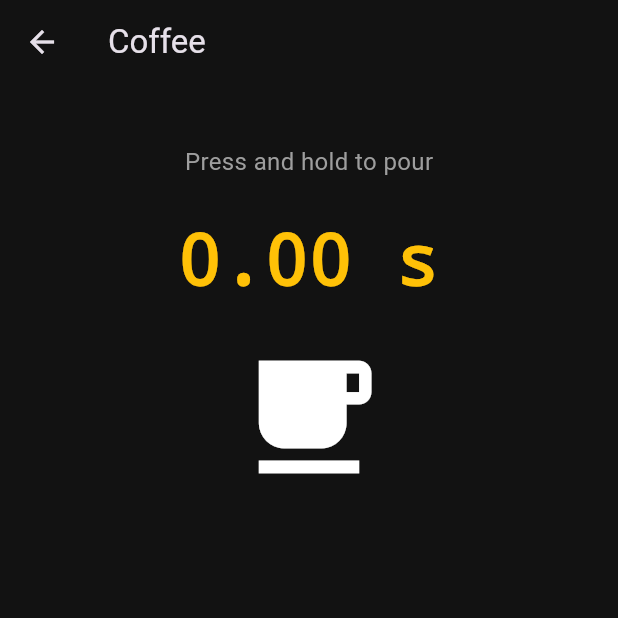
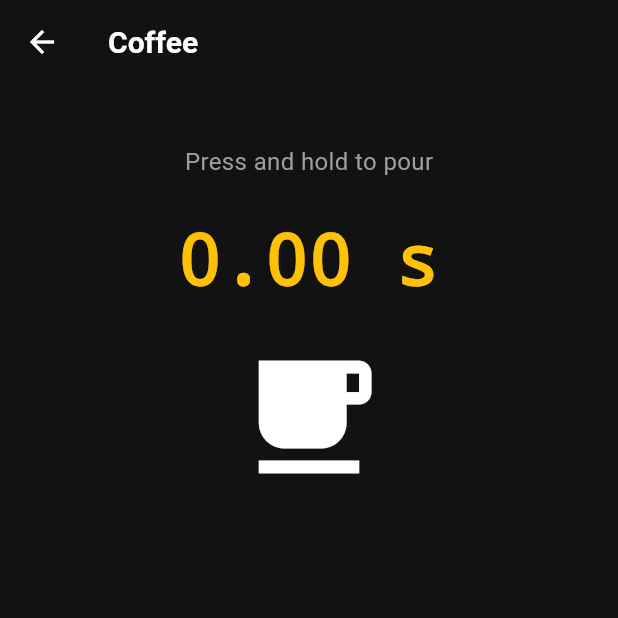
Before and after one commit to AndreyAFd/Yardy, a Flutter app: the screen it shows after launch, after a tap on "Start", on a phone screen of 412 x 824 dp, the top half of it. Run offline on Flutter 3.47's test engine with Material 3 defaults, Android fonts, the phone set to English and light mode, and no system bars.

Commit message:
feat: add individual icon colors and theme support

```diff
--- a/lib/action_card.dart
+++ b/lib/action_card.dart
@@ -22,7 +22,7 @@ class ActionCard extends StatelessWidget {
       ),
       child: Row(
         children: [
-          Icon(icon, size: 40, color: const Color.fromARGB(255, 100, 181, 246)),
+          Icon(icon, size: 40, color: const Color.fromARGB(255, 227, 4, 231)),
           const SizedBox(width: 16),
           Expanded(
             child: Text(
--- a/lib/main.dart
+++ b/lib/main.dart
@@ -1,5 +1,7 @@
 import 'dart:async';
 import 'package:flutter/material.dart';
+
+final ValueNotifier<ThemeMode> themeNotifier = ValueNotifier(ThemeMode.dark);
 
 void main() {
   runApp(const YardyApp());
@@ -10,73 +12,157 @@ class YardyApp extends StatelessWidget {
 
   @override
   Widget build(BuildContext context) {
-    return MaterialApp(
-      title: 'Yardy',
-      debugShowCheckedModeBanner: false,
-      theme: ThemeData.dark().copyWith(
-        scaffoldBackgroundColor: const Color(0xff121212),
-      ),
-      home: const HomeScreen(),
+    return ValueListenableBuilder<ThemeMode>(
+      valueListenable: themeNotifier,
+      builder: (_, ThemeMode currentMode, __) {
+        return MaterialApp(
+          title: 'Yardy',
+          debugShowCheckedModeBanner: false,
+          themeMode: currentMode,
+          theme: ThemeData(
+            useMaterial3: true,
+            brightness: Brightness.light,
+            scaffoldBackgroundColor: const Color(0xFFF5F5F5),
+            appBarTheme: const AppBarTheme(
+              backgroundColor: Colors.transparent,
+              elevation: 0,
+              iconTheme: IconThemeData(color: Colors.black),
+              titleTextStyle: TextStyle(
+                color: Colors.black,
+                fontSize: 20,
+                fontWeight: FontWeight.bold,
+              ),
+            ),
+          ),
+          darkTheme: ThemeData(
+            useMaterial3: true,
+            brightness: Brightness.dark,
+            scaffoldBackgroundColor: const Color(0xFF121212),
+            appBarTheme: const AppBarTheme(
+              backgroundColor: Colors.transparent,
+              elevation: 0,
+              iconTheme: IconThemeData(color: Colors.white),
+              titleTextStyle: TextStyle(
+                color: Colors.white,
+                fontSize: 20,
+                fontWeight: FontWeight.bold,
+              ),
+            ),
+          ),
+          home: const HomeScreen(),
+        );
+      },
     );
   }
 }
 
-// --- ПЕРВЫЙ ЭКРАН (START) ---
 class HomeScreen extends StatelessWidget {
   const HomeScreen({super.key});
+
+  void _showThemeDialog(BuildContext context) {
+    showDialog(
+      context: context,
+      builder: (BuildContext context) {
+        return AlertDialog(
+          title: const Text('Select Theme'),
+          content: Column(
+            mainAxisSize: MainAxisSize.min,
+            children: [
+              ListTile(
+                title: const Text('Dark Mode'),
+                leading: const Icon(Icons.dark_mode),
+                onTap: () {
+                  themeNotifier.value = ThemeMode.dark;
+                  Navigator.pop(context);
+                },
+              ),
+              ListTile(
+                title: const Text('Light Mode'),
+                leading: const Icon(Icons.light_mode),
+                onTap: () {
+                  themeNotifier.value = ThemeMode.light;
+                  Navigator.pop(context);
+                },
+              ),
+            ],
+          ),
+        );
+      },
+    );
+  }
 
   @override
   Widget build(BuildContext context) {
     return Scaffold(
       appBar: AppBar(
-        title: const Text('Yardy', style: TextStyle(fontWeight: FontWeight.bold)),
-        backgroundColor: Colors.transparent,
-        elevation: 0,
+        title: const Text('Yardy'),
+        actions: [
+          IconButton(
+            icon: const Icon(Icons.settings),
+            onPressed: () => _showThemeDialog(context),
+          ),
+        ],
       ),
       body: SingleChildScrollView(
         child: Padding(
           padding: const EdgeInsets.all(16.0),
           child: Column(
-            mainAxisAlignment: MainAxisAlignment.start, // Все блоки строго сверху
+            mainAxisAlignment: MainAxisAlignment.start,
             children: [
               const SizedBox(height: 8),
-              // Блок 1: Кофе
               ActionCard(
                 title: 'Coffee',
                 icon: Icons.local_cafe,
-                iconColor: Colors.white,
+                iconColorDark: const Color(0xFFFFFFFF),
+                iconColorLight: const Color(0xFF8D6E63),
                 onStartPressed: () {
-                  Navigator.push(context, MaterialPageRoute(builder: (context) => const CoffeeScreen()));
+                  Navigator.push(
+                    context,
+                    MaterialPageRoute(
+                        builder: (context) => const CoffeeScreen()),
+                  );
                 },
               ),
               const SizedBox(height: 16),
-              // Блок 2: Мангал
               ActionCard(
                 title: 'BBQ Grill',
                 icon: Icons.outdoor_grill,
-                iconColor: Colors.orangeAccent,
+                iconColorDark: const Color(0xFFFFB74D),
+                iconColorLight: const Color(0xFFE65100),
                 onStartPressed: () {
-                  Navigator.push(context, MaterialPageRoute(builder: (context) => const GrillScreen()));
+                  Navigator.push(
+                    context,
+                    MaterialPageRoute(
+                        builder: (context) => const GrillScreen()),
+                  );
                 },
               ),
               const SizedBox(height: 16),
-              // Блок 3: Вода
               ActionCard(
                 title: 'Water',
                 icon: Icons.water_drop,
-                iconColor: Colors.blue,
+                iconColorDark: const Color(0xFF4FC3F7),
+                iconColorLight: const Color(0xFF0288D1),
                 onStartPressed: () {
-                  Navigator.push(context, MaterialPageRoute(builder: (context) => const WaterScreen()));
+                  Navigator.push(
+                    context,
+                    MaterialPageRoute(
+                        builder: (context) => const WaterScreen()),
+                  );
                 },
               ),
               const SizedBox(height: 16),
-              // Блок 4: Milkshake
               ActionCard(
                 title: 'Milkshake',
                 icon: Icons.local_bar,
-                iconColor: const Color(0xFFFFC0CB),
+                iconColorDark: const Color(0xFFFFC0CB),
+                iconColorLight: const Color(0xFFC2185B),
                 onStartPressed: () {
-                  Navigator.push(context, MaterialPageRoute(builder: (context) => const MilkshakeScreen()));
+                  Navigator.push(
+                    context,
+                    MaterialPageRoute(
+                        builder: (context) => const MilkshakeScreen()),
+                  );
                 },
               ),
             ],
@@ -87,40 +173,68 @@ class HomeScreen extends StatelessWidget {
   }
 }
 
-// Компонент карточки на главном экране
 class ActionCard extends StatelessWidget {
   final String title;
   final IconData icon;
-  final Color iconColor;
+  final Color iconColorDark;
+  final Color iconColorLight;
   final VoidCallback onStartPressed;
 
   const ActionCard({
     super.key,
     required this.title,
     required this.icon,
-    required this.iconColor,
+    required this.iconColorDark,
+    required this.iconColorLight,
     required this.onStartPressed,
   });
 
   @override
   Widget build(BuildContext context) {
+    final isDark = Theme.of(context).brightness == Brightness.dark;
+
     return Container(
       padding: const EdgeInsets.all(16),
       decoration: BoxDecoration(
-        color: const Color(0xFF1E1E1E),
+        color: isDark ? const Color(0xFF1E1E1E) : Colors.white,
         borderRadius: BorderRadius.circular(16),
+        boxShadow: isDark
+            ? []
+            : [
+                BoxShadow(
+                  color: Colors.black.withOpacity(0.05),
+                  blurRadius: 10,
+                  offset: const Offset(0, 4),
+                )
+              ],
       ),
       child: Row(
         children: [
-          Icon(icon, size: 40, color: iconColor),
+          Icon(
+            icon,
+            size: 40,
+            color: isDark ? iconColorDark : iconColorLight,
+          ),
           const SizedBox(width: 16),
           Expanded(
-            child: Text(title, style: const TextStyle(fontSize: 18, fontWeight: FontWeight.w500)),
+            child: Text(
+              title,
+              style: TextStyle(
+                fontSize: 18,
+                fontWeight: FontWeight.bold,
+                color: isDark ? Colors.white : Colors.black,
+              ),
+            ),
           ),
           ElevatedButton(
             onPressed: onStartPressed,
-            style: ElevatedButton.styleFrom(backgroundColor: Colors.green),
-            child: const Text('Start', style: TextStyle(color: Colors.white)),
+            style: ElevatedButton.styleFrom(
+              backgroundColor: const Color(0xFF12D639),
+              foregroundColor: Colors.black,
+              shape: RoundedRectangleBorder(
+                  borderRadius: BorderRadius.circular(8)),
+            ),
+            child: const Text('Start'),
           ),
         ],
       ),
@@ -128,7 +242,6 @@ class ActionCard extends StatelessWidget {
   }
 }
 
-// --- ЭКРАН: КОФЕ ---
 class CoffeeScreen extends StatefulWidget {
   const CoffeeScreen({super.key});
 
@@ -170,8 +283,10 @@ class _CoffeeScreenState extends State<CoffeeScreen> {
 
   @override
   Widget build(BuildContext context) {
+    final isDark = Theme.of(context).brightness == Brightness.dark;
+
     return Scaffold(
-      appBar: AppBar(title: const Text('Coffee'), backgroundColor: Colors.transparent, elevation: 0),
+      appBar: AppBar(title: const Text('Coffee')),
       body: GestureDetector(
         onTapDown: (_) => _startTimer(),
         onTapUp: (_) => _stopAndResetTimer(),
@@ -184,17 +299,35 @@ class _CoffeeScreenState extends State<CoffeeScreen> {
           child: Column(
             mainAxisAlignment: MainAxisAlignment.start,
             children: [
-              Text(_isPouring ? 'Pouring...' : 'Press and hold to pour', style: const TextStyle(fontSize: 16, color: Colors.grey)),
+              Text(
+                _isPouring ? 'Pouring...' : 'Press and hold to pour',
+                style: const TextStyle(fontSize: 16, color: Colors.grey),
+              ),
               const SizedBox(height: 20),
-              Text(_formatTime(), style: const TextStyle(fontSize: 48, fontWeight: FontWeight.bold, fontFamily: 'monospace', color: Colors.amber)),
+              Text(
+                _formatTime(),
+                style: const TextStyle(
+                  fontSize: 48,
+                  fontWeight: FontWeight.bold,
+                  fontFamily: 'monospace',
+                  color: Colors.amber,
+                ),
+              ),
               const SizedBox(height: 20),
               AnimatedContainer(
                 duration: const Duration(milliseconds: 200),
                 height: _isPouring ? 100 : 0,
                 width: 4,
-                decoration: BoxDecoration(color: Colors.brown[700], borderRadius: BorderRadius.circular(4)),
+                decoration: BoxDecoration(
+                  color: Colors.brown[700],
+                  borderRadius: BorderRadius.circular(4),
+                ),
               ),
-              const Icon(Icons.local_cafe, size: 100, color: Colors.white),
+              Icon(
+                Icons.local_cafe,
+                size: 100,
+                color: isDark ? Colors.white : Colors.brown[400],
+              ),
             ],
           ),
         ),
@@ -203,7 +336,6 @@ class _CoffeeScreenState extends State<CoffeeScreen> {
   }
 }
 
-// --- ЭКРАН: МАНГАЛ ---
 class GrillScreen extends StatefulWidget {
   const GrillScreen({super.key});
 
@@ -246,7 +378,7 @@ class _GrillScreenState extends State<GrillScreen> {
   @override
   Widget build(BuildContext context) {
     return Scaffold(
-      appBar: AppBar(title: const Text('BBQ Grill'), backgroundColor: Colors.transparent, elevation: 0),
+      appBar: AppBar(title: const Text('BBQ Grill')),
       body: GestureDetector(
         onTapDown: (_) => _startTimer(),
         onTapUp: (_) => _stopAndResetTimer(),
@@ -259,30 +391,46 @@ class _GrillScreenState extends State<GrillScreen> {
           child: Column(
             mainAxisAlignment: MainAxisAlignment.start,
             children: [
-              Text(_isHeating ? 'Fanning the flames! 🔥' : 'Press and hold to heat up coals', style: const TextStyle(fontSize: 16, color: Colors.grey)),
+              Text(
+                _isHeating
+                    ? 'Fanning the flames!'
+                    : 'Press and hold to heat up coals',
+                style: const TextStyle(fontSize: 16, color: Colors.grey),
+              ),
               const SizedBox(height: 20),
-              Text(_formatTime(), style: const TextStyle(fontSize: 48, fontWeight: FontWeight.bold, fontFamily: 'monospace', color: Colors.deepOrangeAccent)),
-              const SizedBox(height: 20),
-              AnimatedOpacity(
-                duration: const Duration(milliseconds: 300),
-                opacity: _isHeating ? 0.6 : 0.0,
-                child: const Column(
-                  children: [
-                    Text('💨', style: TextStyle(fontSize: 24)),
-                    Text(' 💨', style: TextStyle(fontSize: 20)),
-                  ],
+              Text(
+                _formatTime(),
+                style: const TextStyle(
+                  fontSize: 48,
+                  fontWeight: FontWeight.bold,
+                  fontFamily: 'monospace',
+                  color: Colors.deepOrangeAccent,
                 ),
               ),
-              const SizedBox(height: 10),
+              const SizedBox(height: 20),
               AnimatedContainer(
                 duration: const Duration(milliseconds: 300),
                 padding: const EdgeInsets.all(20),
                 decoration: BoxDecoration(
                   shape: BoxShape.circle,
-                  color: _isHeating ? Colors.redAccent.withOpacity(0.2) : Colors.transparent,
-                  boxShadow: _isHeating ? [BoxShadow(color: Colors.orange.withOpacity(0.5), blurRadius: 40, spreadRadius: 10)] : [],
+                  color: _isHeating
+                      ? Colors.redAccent.withOpacity(0.2)
+                      : Colors.transparent,
+                  boxShadow: _isHeating
+                      ? [
+                          BoxShadow(
+                            color: Colors.orange.withOpacity(0.5),
+                            blurRadius: 40,
+                            spreadRadius: 10,
+                          )
+                        ]
+                      : [],
                 ),
-                child: Icon(Icons.outdoor_grill, size: 100, color: _isHeating ? Colors.deepOrange : Colors.grey[600]),
+                child: Icon(
+                  Icons.outdoor_grill,
+                  size: 100,
+                  color: _isHeating ? Colors.deepOrange : Colors.grey[600],
+                ),
               ),
             ],
           ),
@@ -292,7 +440,6 @@ class _GrillScreenState extends State<GrillScreen> {
   }
 }
 
-// --- ЭКРАН: ВОДА ---
 class WaterScreen extends StatefulWidget {
   const WaterScreen({super.key});
 
@@ -335,7 +482,7 @@ class _WaterScreenState extends State<WaterScreen> {
   @override
   Widget build(BuildContext context) {
     return Scaffold(
-      appBar: AppBar(title: const Text('Water'), backgroundColor: Colors.transparent, elevation: 0),
+      appBar: AppBar(title: const Text('Water')),
       body: GestureDetector(
         onTapDown: (_) => _startTimer(),
         onTapUp: (_) => _stopAndResetTimer(),
@@ -348,15 +495,31 @@ class _WaterScreenState extends State<WaterScreen> {
           child: Column(
             mainAxisAlignment: MainAxisAlignment.start,
             children: [
-              Text(_isFlowing ? 'Water is flowing...' : 'Press and hold to open the tap', style: const TextStyle(fontSize: 16, color: Colors.grey)),
+              Text(
+                _isFlowing
+                    ? 'Water is flowing...'
+                    : 'Press and hold to open the tap',
+                style: const TextStyle(fontSize: 16, color: Colors.grey),
+              ),
               const SizedBox(height: 20),
-              Text(_formatTime(), style: const TextStyle(fontSize: 48, fontWeight: FontWeight.bold, fontFamily: 'monospace', color: Colors.blueAccent)),
+              Text(
+                _formatTime(),
+                style: const TextStyle(
+                  fontSize: 48,
+                  fontWeight: FontWeight.bold,
+                  fontFamily: 'monospace',
+                  color: Colors.blueAccent,
+                ),
+              ),
               const SizedBox(height: 20),
               AnimatedContainer(
                 duration: const Duration(milliseconds: 200),
                 height: _isFlowing ? 100 : 0,
                 width: 6,
-                decoration: BoxDecoration(color: Colors.blue[300], borderRadius: BorderRadius.circular(4)),
+                decoration: BoxDecoration(
+                  color: Colors.blue[300],
+                  borderRadius: BorderRadius.circular(4),
+                ),
               ),
               const Icon(Icons.water_drop, size: 100, color: Colors.blue),
             ],
@@ -367,7 +530,6 @@ class _WaterScreenState extends State<WaterScreen> {
   }
 }
 
-// --- ЭКРАН: МОЛОЧНЫЙ КОКТЕЙЛЬ ---
 class MilkshakeScreen extends StatefulWidget {
   const MilkshakeScreen({super.key});
 
@@ -410,7 +572,7 @@ class _MilkshakeScreenState extends State<MilkshakeScreen> {
   @override
   Widget build(BuildContext context) {
     return Scaffold(
-      appBar: AppBar(title: const Text('Milkshake'), backgroundColor: Colors.transparent, elevation: 0),
+      appBar: AppBar(title: const Text('Milkshake')),
       body: GestureDetector(
         onTapDown: (_) => _startTimer(),
         onTapUp: (_) => _stopAndResetTimer(),
@@ -423,15 +585,29 @@ class _MilkshakeScreenState extends State<MilkshakeScreen> {
           child: Column(
             mainAxisAlignment: MainAxisAlignment.start,
             children: [
-              Text(_isMixing ? 'Mixing shake...' : 'Press and hold to mix', style: const TextStyle(fontSize: 16, color: Colors.grey)),
+              Text(
+                _isMixing ? 'Mixing shake...' : 'Press and hold to mix',
+                style: const TextStyle(fontSize: 16, color: Colors.grey),
+              ),
               const SizedBox(height: 20),
-              Text(_formatTime(), style: const TextStyle(fontSize: 48, fontWeight: FontWeight.bold, fontFamily: 'monospace', color: Color(0xFFFFB6C1))),
+              Text(
+                _formatTime(),
+                style: const TextStyle(
+                  fontSize: 48,
+                  fontWeight: FontWeight.bold,
+                  fontFamily: 'monospace',
+                  color: Color(0xFFFFB6C1),
+                ),
+              ),
               const SizedBox(height: 20),
               AnimatedContainer(
                 duration: const Duration(milliseconds: 200),
                 height: _isMixing ? 100 : 0,
                 width: 6,
-                decoration: BoxDecoration(color: const Color(0xFFFFF0F5), borderRadius: BorderRadius.circular(4)),
+                decoration: BoxDecoration(
+                  color: const Color(0xFFFFF0F5),
+                  borderRadius: BorderRadius.circular(4),
+                ),
               ),
               const Icon(Icons.local_bar, size: 100, color: Color(0xFFFFC0CB)),
             ],
```
